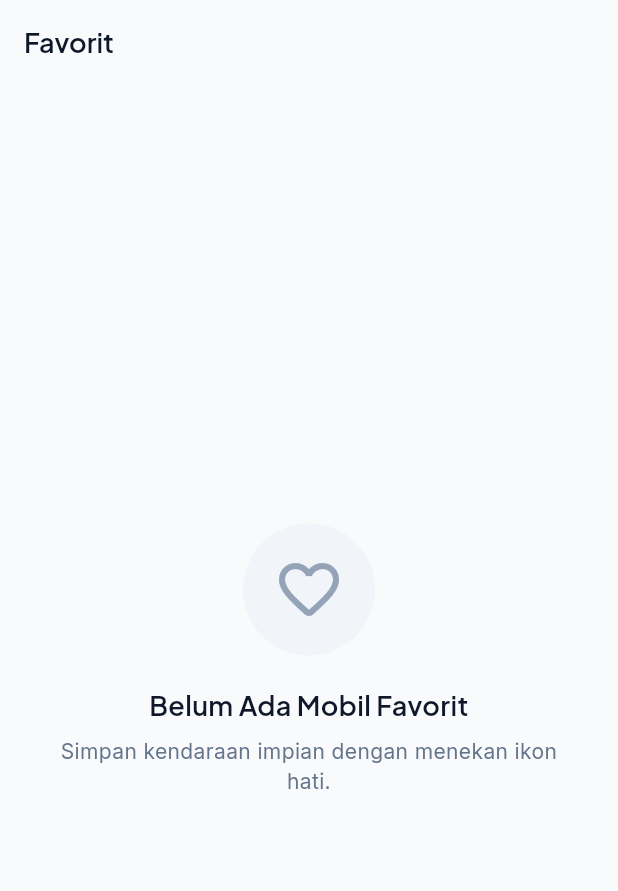
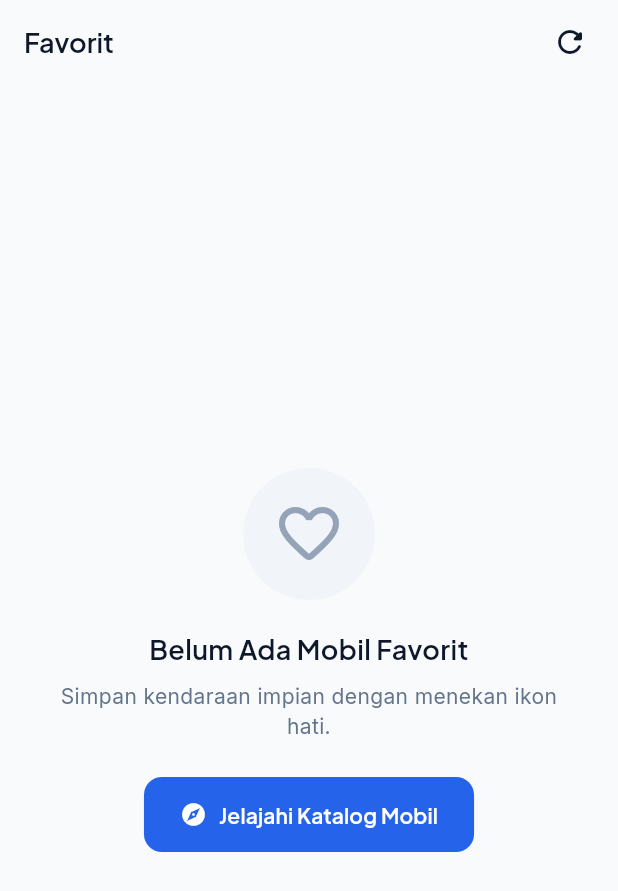
Before and after one commit to ENDY1807/Sewa-Mobil, a Flutter app: the FavoritesScreen screen opened by its route, on a phone screen of 412 x 824 dp. Shown: the top 891 px of the screen. Run offline on Flutter 3.47's test engine with Material 3 defaults, Android fonts, the light colour scheme and no system bars; our stand-ins replace flutter_dotenv, flutter_riverpod, go_router, google_fonts, logger, supabase_flutter; accounts and stored records are empty; statements that could not run were skipped.

Commit message:
feat(favorites): complete Phase 5 with Favorites domain entity, Supabase repository, Riverpod notifier, interactive FavoritesScreen with undo action, and tests

```diff
--- a/lib/core/router/app_router.dart
+++ b/lib/core/router/app_router.dart
@@ -7,7 +7,7 @@ import '../../features/auth/presentation/screens/register_screen.dart';
 import '../../features/booking/presentation/booking_history_screen.dart';
 import '../../features/cars/presentation/screens/car_detail_screen.dart';
 import '../../features/cars/presentation/screens/catalog_screen.dart';
-import '../../features/favorites/presentation/favorites_screen.dart';
+import '../../features/favorites/presentation/screens/favorites_screen.dart';
 import '../../features/home/presentation/home_screen.dart';
 import '../../features/profile/presentation/profile_screen.dart';
 import '../../shared/widgets/error_state.dart';
--- a/lib/features/favorites/presentation/favorites_screen.dart
+++ /dev/null
@@ -1,19 +0,0 @@
-import 'package:flutter/material.dart';
-import '../../../core/constants/app_strings.dart';
-import '../../../shared/widgets/empty_state.dart';
-
-class FavoritesScreen extends StatelessWidget {
-  const FavoritesScreen({Key? key}) : super(key: key);
-
-  @override
-  Widget build(BuildContext context) {
-    return Scaffold(
-      appBar: AppBar(title: const Text(AppStrings.navFavorites)),
-      body: const EmptyStateWidget(
-        title: AppStrings.emptyFavoritesTitle,
-        subtitle: AppStrings.emptyFavoritesSubtitle,
-        icon: Icons.favorite_border_rounded,
-      ),
-    );
-  }
-}
--- /dev/null
+++ b/lib/features/favorites/presentation/screens/favorites_screen.dart
@@ -0,0 +1,110 @@
+import 'package:flutter/material.dart';
+import 'package:flutter_riverpod/flutter_riverpod.dart';
+import 'package:go_router/go_router.dart';
+import '../../../../core/constants/app_colors.dart';
+import '../../../../core/constants/app_sizes.dart';
+import '../../../../core/constants/app_strings.dart';
+import '../../../../core/router/route_names.dart';
+import '../../../../shared/widgets/car_card.dart';
+import '../../../../shared/widgets/empty_state.dart';
+import '../../../../shared/widgets/loading_skeleton.dart';
+import '../providers/favorites_provider.dart';
+
+/// Full-featured Favorites Screen displaying user's bookmarked cars.
+class FavoritesScreen extends ConsumerWidget {
+  const FavoritesScreen({Key? key}) : super(key: key);
+
+  @override
+  Widget build(BuildContext context, WidgetRef ref) {
+    final favoritesAsync = ref.watch(favoritesListProvider);
+
+    return Scaffold(
+      appBar: AppBar(
+        title: const Text(AppStrings.navFavorites),
+        actions: [
+          IconButton(
+            icon: const Icon(Icons.refresh_rounded),
+            tooltip: 'Perbarui',
+            onPressed: () => ref.read(favoritesListProvider.notifier).refreshFavorites(),
+          ),
+          const SizedBox(width: AppSizes.p8),
+        ],
+      ),
+      body: RefreshIndicator(
+        onRefresh: () => ref.read(favoritesListProvider.notifier).refreshFavorites(),
+        child: favoritesAsync.when(
+          loading: () => ListView.separated(
+            padding: const EdgeInsets.all(AppSizes.p20),
+            itemCount: 3,
+            separatorBuilder: (_, __) => const SizedBox(height: AppSizes.p16),
+            itemBuilder: (_, __) => const LoadingSkeleton(
+              height: 280,
+              borderRadius: AppSizes.radiusLg,
+            ),
+          ),
+          error: (err, _) => Center(
+            child: Padding(
+              padding: const EdgeInsets.all(AppSizes.p24),
+              child: Column(
+                mainAxisAlignment: MainAxisAlignment.center,
+                children: [
+                  Text('Gagal memuat favorit: $err'),
+                  const SizedBox(height: 12),
+                  ElevatedButton(
+                    onPressed: () => ref.read(favoritesListProvider.notifier).refreshFavorites(),
+                    child: const Text('Coba Lagi'),
+                  ),
+                ],
+              ),
+            ),
+          ),
+          data: (cars) {
+            if (cars.isEmpty) {
+              return EmptyStateWidget(
+                title: AppStrings.emptyFavoritesTitle,
+                subtitle: AppStrings.emptyFavoritesSubtitle,
+                icon: Icons.favorite_border_rounded,
+                action: ElevatedButton.icon(
+                  onPressed: () => context.push(AppRoutes.explore),
+                  icon: const Icon(Icons.explore_rounded, size: 18),
+                  label: const Text('Jelajahi Katalog Mobil'),
+                ),
+              );
+            }
+
+            return ListView.separated(
+              padding: const EdgeInsets.all(AppSizes.p20),
+              itemCount: cars.length,
+              separatorBuilder: (_, __) => const SizedBox(height: AppSizes.p16),
+              itemBuilder: (context, index) {
+                final car = cars[index];
+                return CarCard(
+                  car: car,
+                  isFavorite: true,
+                  onTap: () => context.push(AppRoutes.carDetailPath(car.id)),
+                  onFavoriteTap: () async {
+                    await ref.read(favoritesListProvider.notifier).toggleFavorite(car);
+                    if (context.mounted) {
+                      ScaffoldMessenger.of(context).showSnackBar(
+                        SnackBar(
+                          content: Text('${car.model} dihapus dari favorit.'),
+                          action: SnackBarAction(
+                            label: 'Batal',
+                            textColor: AppColors.accent,
+                            onPressed: () {
+                              ref.read(favoritesListProvider.notifier).toggleFavorite(car);
+                            },
+                          ),
+                        ),
+                      );
+                    }
+                  },
+                );
+              },
+            );
+          },
+        ),
+      ),
+    );
+  }
+}
```
Also changed, not shown: lib/features/favorites/data/repositories/favorites_repository_impl.dart (added, +127 -0 lines), lib/features/favorites/domain/entities/favorite.dart (added, +18 -0 lines), lib/features/favorites/domain/repositories/favorites_repository.dart (added, +19 -0 lines), lib/features/favorites/presentation/providers/favorites_provider.dart (added, +53 -0 lines), 1 other file.
